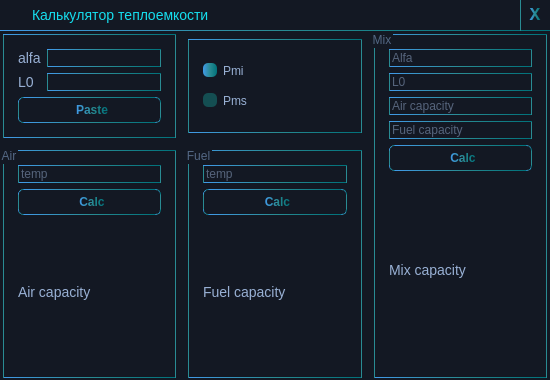
This is 2modules/tempcalc.ui in Ismaxis/212QtMay as Qt 5 draws it before an edit. The edited form follows.
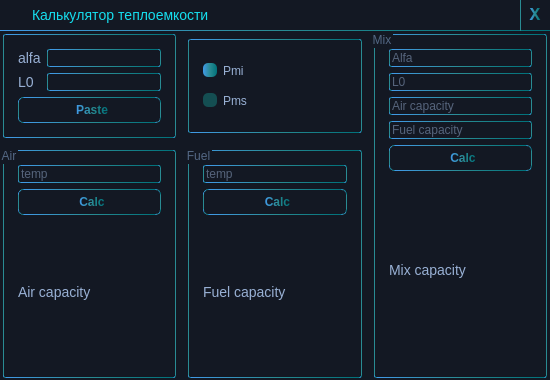
This is the edited form.

Commit message: Border radius added

Diff of the .ui file:
```diff
--- a/2modules/tempcalc.ui
+++ b/2modules/tempcalc.ui
@@ -18,7 +18,6 @@
 	background:#131823;
 }
 
-
 QLabel{
 	color: #98b0d4;
 	font-size: 14px;
@@ -28,9 +27,9 @@
 	background: #131823;
 	border: 1px solid qlineargradient(spread:pad, x1:0, y1:1, x2:1, y2:1, stop:0 rgba(65, 154, 232, 255), stop:0.5 rgba(41, 139, 147, 255), stop:1 rgba(0, 113, 122, 255));
 	font-size: 12px;
+	border-radius: 2px;
 }
 
-
 QRadioButton{
 	color: #98b0d4;
 }
@@ -46,15 +45,14 @@
     background-color: #144e52;
 }
 
-
 QGroupBox{
 	border: 1px solid qlineargradient(spread:pad, x1:0, y1:1, x2:1, y2:1, stop:0 rgba(65, 154, 232, 255), stop:0.5 rgba(41, 139, 147, 255), stop:1 rgba(0, 113, 122, 255));
 	margin: 3px;
 	padding: 5px;
 	color: #536784;
+	border-radius: 2px;
 }
 
-
 QPushButton{
 	background: #131823;
     border: 1px solid qlineargradient(spread:pad, x1:0, y1:1, x2:1, y2:1, stop:0 rgba(65, 154, 232, 255), stop:0.5 rgba(41, 139, 147, 255), stop:1 rgba(0, 113, 122, 255));
```
The commit also changes 3 other files.
